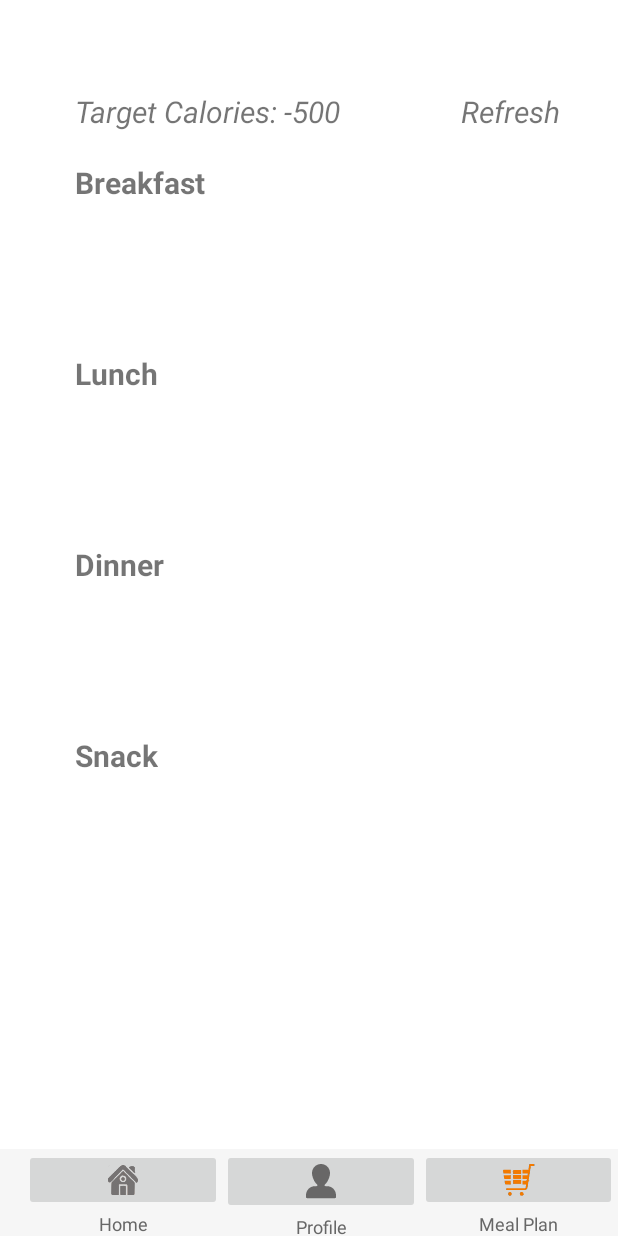
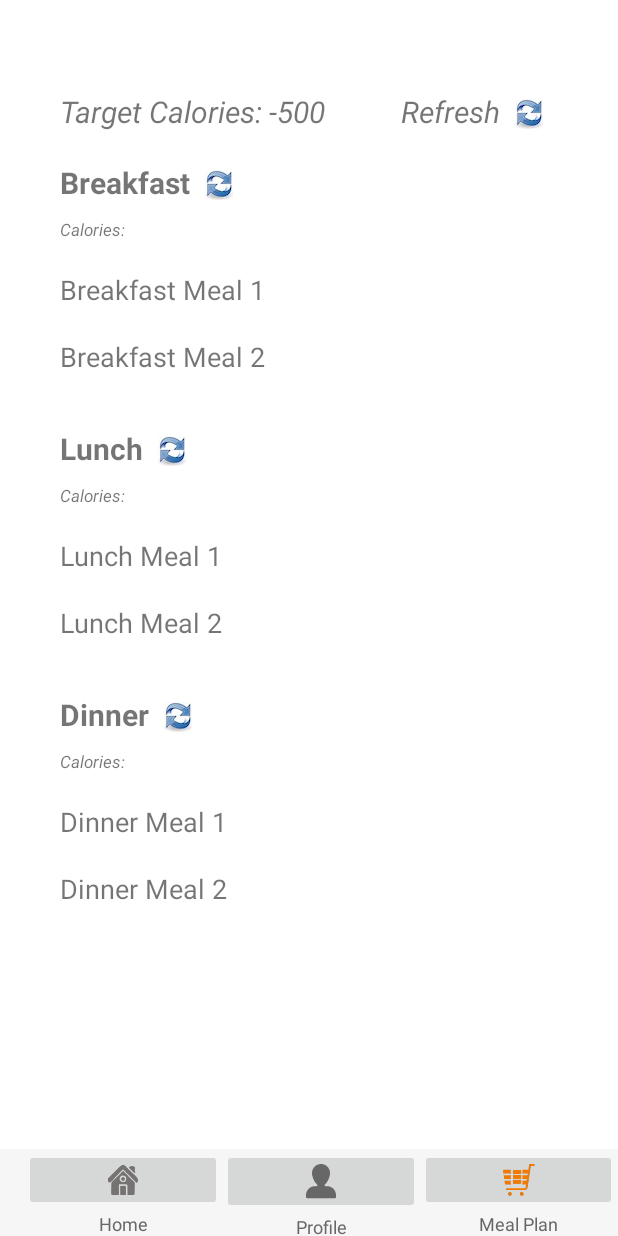
Before and after one commit to CSC207-UofT/course-project-group-048, an Android app: the MealGeneratorActivity screen opened directly, with no data from a screen before it, on a phone screen of 412 x 824 dp. Run offline under Robolectric (Android 15) with nearby library versions, the phone set to English and light mode, and no system bars; 4 statements that could not run were skipped.

Commit message:
added refresh buttons, added meal specific caloric amounts textview, and 2 food options for each meal, altered spacing a bit

```diff
--- a/app/src/main/res/layout/activity_meal_generator.xml
+++ b/app/src/main/res/layout/activity_meal_generator.xml
@@ -22,7 +22,7 @@
         android:id="@+id/textViewLunch"
         android:layout_width="wrap_content"
         android:layout_height="wrap_content"
-        android:layout_marginTop="100dp"
+        android:layout_marginTop="150dp"
         android:text="Lunch"
         android:textSize="20sp"
         android:textStyle="bold"
@@ -33,23 +33,12 @@
         android:id="@+id/textViewDinner"
         android:layout_width="wrap_content"
         android:layout_height="wrap_content"
-        android:layout_marginTop="100dp"
+        android:layout_marginTop="150dp"
         android:text="Dinner"
         android:textSize="20sp"
         android:textStyle="bold"
         app:layout_constraintStart_toStartOf="@+id/textViewLunch"
         app:layout_constraintTop_toBottomOf="@id/textViewLunch" />
-
-    <TextView
-        android:id="@+id/textViewSnack"
-        android:layout_width="wrap_content"
-        android:layout_height="wrap_content"
-        android:layout_marginTop="100dp"
-        android:text="Snack"
-        android:textSize="20sp"
-        android:textStyle="bold"
-        app:layout_constraintStart_toStartOf="@+id/textViewDinner"
-        app:layout_constraintTop_toBottomOf="@id/textViewDinner" />
 
     <TextView
         android:layout_width="wrap_content"
@@ -61,7 +50,7 @@
         android:layout_marginTop="20dp"
         android:textStyle="italic"
         android:textSize="20sp"
-        android:layout_marginStart="80dp"/>
+        android:layout_marginStart="50dp"/>
 
     <TextView
         android:id="@+id/txtViewCalories"
@@ -72,7 +61,7 @@
         android:textStyle="italic"
         app:layout_constraintTop_toBottomOf="@id/textViewTitle"
         app:layout_constraintStart_toStartOf="parent"
-        android:layout_marginStart="50dp"
+        android:layout_marginStart="40dp"
         android:layout_marginTop="20dp"/>
 
     <TextView
@@ -186,4 +175,137 @@
 
     </androidx.coordinatorlayout.widget.CoordinatorLayout>
 
+    <ImageView
+        android:id="@+id/imageBtnRefresh1"
+        android:layout_width="wrap_content"
+        android:layout_height="wrap_content"
+        app:layout_constraintStart_toEndOf="@+id/txtViewRefresh"
+        app:layout_constraintTop_toBottomOf="@+id/textViewTitle"
+        app:srcCompat="@drawable/refresh"
+        android:layout_marginStart="10dp"
+        android:layout_marginTop="25dp"/>
+
+    <ImageView
+        android:layout_width="wrap_content"
+        android:layout_height="wrap_content"
+        android:id="@+id/imageBtnRefresh2"
+        app:layout_constraintStart_toEndOf="@id/textViewBreakfast"
+        app:layout_constraintTop_toBottomOf="@id/txtViewCalories"
+        app:srcCompat="@drawable/refresh"
+        android:layout_marginTop="25dp"
+        android:layout_marginStart="10dp" />
+
+    <ImageView
+        android:id="@+id/imageBtnRefresh3"
+        android:layout_width="wrap_content"
+        android:layout_height="wrap_content"
+        android:layout_marginStart="10dp"
+        app:layout_constraintStart_toEndOf="@id/textViewLunch"
+        app:layout_constraintTop_toBottomOf="@+id/textViewBreakfast"
+        android:layout_marginTop="155dp"
+        app:srcCompat="@drawable/refresh" />
+
+    <ImageView
+        android:id="@+id/imageBtnRefresh4"
+        android:layout_width="wrap_content"
+        android:layout_height="wrap_content"
+        android:layout_marginStart="10dp"
+        app:layout_constraintStart_toEndOf="@id/textViewDinner"
+        app:layout_constraintTop_toBottomOf="@+id/textViewLunch"
+        android:layout_marginTop="155dp"
+        app:srcCompat="@drawable/refresh" />
+
+    <TextView
+        android:id="@+id/textViewBreakfastCalories"
+        android:layout_width="wrap_content"
+        android:layout_height="wrap_content"
+        android:text="Calories: "
+        android:textSize="11sp"
+        android:textStyle="italic"
+        app:layout_constraintStart_toStartOf="@+id/textViewBreakfast"
+        android:layout_marginTop="10dp"
+        app:layout_constraintTop_toBottomOf="@+id/textViewBreakfast" />
+
+    <TextView
+        android:id="@+id/textViewLunchCalories"
+        android:layout_width="wrap_content"
+        android:layout_height="wrap_content"
+        android:text="Calories: "
+        android:textSize="11sp"
+        android:textStyle="italic"
+        android:layout_marginTop="10dp"
+        app:layout_constraintStart_toStartOf="@+id/textViewLunch"
+        app:layout_constraintTop_toBottomOf="@+id/textViewLunch" />
+
+    <TextView
+        android:id="@+id/textViewDinnerCalories"
+        android:layout_width="wrap_content"
+        android:layout_height="wrap_content"
+        android:text="Calories: "
+        android:layout_marginTop="10dp"
+        android:textSize="11sp"
+        android:textStyle="italic"
+        app:layout_constraintStart_toStartOf="@+id/textViewDinner"
+        app:layout_constraintTop_toBottomOf="@+id/textViewDinner" />
+
+    <TextView
+        android:id="@+id/textViewBreakfastMeal1"
+        android:layout_width="wrap_content"
+        android:layout_height="wrap_content"
+        android:layout_marginTop="20dp"
+        android:text="Breakfast Meal 1"
+        android:textSize="18sp"
+        app:layout_constraintStart_toStartOf="@id/textViewBreakfast"
+        app:layout_constraintTop_toBottomOf="@+id/textViewBreakfastCalories" />
+
+    <TextView
+        android:id="@+id/textViewBreakfastMeal2"
+        android:layout_width="wrap_content"
+        android:layout_height="wrap_content"
+        android:layout_marginTop="20dp"
+        android:text="Breakfast Meal 2"
+        android:textSize="18sp"
+        app:layout_constraintStart_toStartOf="@id/textViewBreakfast"
+        app:layout_constraintTop_toBottomOf="@+id/textViewBreakfastMeal1" />
+
+    <TextView
+        android:id="@+id/textViewLunch1"
+        android:layout_width="wrap_content"
+        android:layout_height="wrap_content"
+        android:layout_marginTop="20dp"
+        android:text="Lunch Meal 1"
+        android:textSize="18sp"
+        app:layout_constraintStart_toStartOf="@id/textViewLunch"
+        app:layout_constraintTop_toBottomOf="@+id/textViewLunchCalories" />
+
+    <TextView
+        android:id="@+id/textViewLunch2"
+        android:layout_width="wrap_content"
+        android:layout_height="wrap_content"
+        android:layout_marginTop="20dp"
+        android:text="Lunch Meal 2"
+        android:textSize="18sp"
+        app:layout_constraintStart_toStartOf="@id/textViewLunch"
+        app:layout_constraintTop_toBottomOf="@+id/textViewLunch1" />
+
+    <TextView
+        android:id="@+id/textViewDinner1"
+        android:layout_width="wrap_content"
+        android:layout_height="wrap_content"
+        android:layout_marginTop="20dp"
+        android:text="Dinner Meal 1"
+        android:textSize="18sp"
+        app:layout_constraintStart_toStartOf="@id/textViewDinner"
+        app:layout_constraintTop_toBottomOf="@+id/textViewDinnerCalories" />
+
+    <TextView
+        android:id="@+id/textViewDinner2"
+        android:layout_width="wrap_content"
+        android:layout_height="wrap_content"
+        android:layout_marginTop="20dp"
+        android:text="Dinner Meal 2"
+        android:textSize="18sp"
+        app:layout_constraintStart_toStartOf="@id/textViewDinner"
+        app:layout_constraintTop_toBottomOf="@+id/textViewDinner1" />
+
 </androidx.constraintlayout.widget.ConstraintLayout>
```
